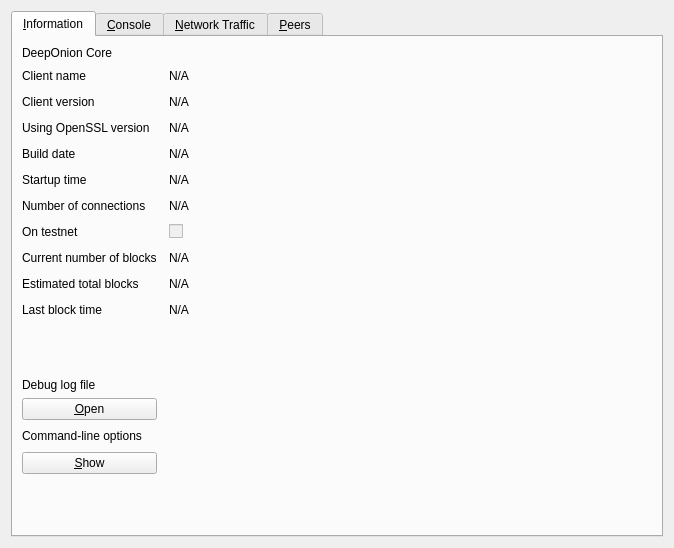
The window that src/qt/forms/rpcconsole.ui (deeponion/deeponion-legacy) describes before a commit, drawn with Qt 5.
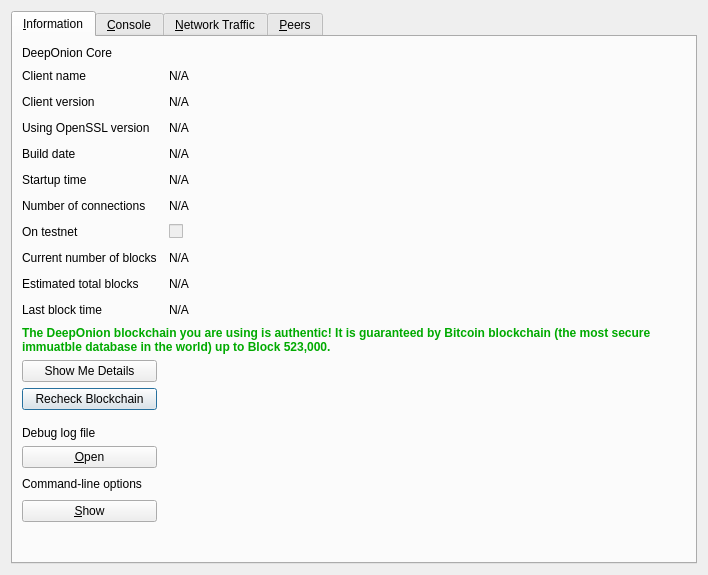
The same window after the commit. The open tabs and pages were chosen to show the change. Icons and pictures are not drawn. Custom widgets are drawn as their Qt base class.

Commit message: added bitcoin blockchain related info and check

The edit to the form file:
```diff
--- a/src/qt/forms/rpcconsole.ui
+++ b/src/qt/forms/rpcconsole.ui
@@ -6,8 +6,8 @@
    <rect>
     <x>0</x>
     <y>0</y>
-    <width>674</width>
-    <height>548</height>
+    <width>708</width>
+    <height>575</height>
    </rect>
   </property>
   <property name="windowTitle">
@@ -26,191 +26,10 @@
       <attribute name="title">
        <string>&amp;Information</string>
       </attribute>
-      <layout class="QGridLayout" name="gridLayout" columnstretch="0,1,0,0">
+      <layout class="QGridLayout" name="gridLayout" columnstretch="0,0,0,0">
        <property name="horizontalSpacing">
         <number>12</number>
        </property>
-       <item row="12" column="0">
-        <widget class="QLabel" name="label_2">
-         <property name="text">
-          <string>Last block time</string>
-         </property>
-        </widget>
-       </item>
-       <item row="8" column="1">
-        <widget class="QCheckBox" name="isTestNet">
-         <property name="enabled">
-          <bool>false</bool>
-         </property>
-         <property name="text">
-          <string/>
-         </property>
-        </widget>
-       </item>
-       <item row="11" column="1">
-        <widget class="QLabel" name="totalBlocks">
-         <property name="cursor">
-          <cursorShape>IBeamCursor</cursorShape>
-         </property>
-         <property name="text">
-          <string>N/A</string>
-         </property>
-         <property name="textFormat">
-          <enum>Qt::PlainText</enum>
-         </property>
-         <property name="textInteractionFlags">
-          <set>Qt::LinksAccessibleByMouse|Qt::TextSelectableByKeyboard|Qt::TextSelectableByMouse</set>
-         </property>
-        </widget>
-       </item>
-       <item row="10" column="0">
-        <widget class="QLabel" name="label_3">
-         <property name="text">
-          <string>Current number of blocks</string>
-         </property>
-        </widget>
-       </item>
-       <item row="7" column="1">
-        <widget class="QLabel" name="numberOfConnections">
-         <property name="cursor">
-          <cursorShape>IBeamCursor</cursorShape>
-         </property>
-         <property name="text">
-          <string>N/A</string>
-         </property>
-         <property name="textFormat">
-          <enum>Qt::PlainText</enum>
-         </property>
-         <property name="textInteractionFlags">
-          <set>Qt::LinksAccessibleByMouse|Qt::TextSelectableByKeyboard|Qt::TextSelectableByMouse</set>
-         </property>
-        </widget>
-       </item>
-       <item row="7" column="0">
-        <widget class="QLabel" name="label_7">
-         <property name="text">
-          <string>Number of connections</string>
-         </property>
-        </widget>
-       </item>
-       <item row="10" column="1">
-        <widget class="QLabel" name="numberOfBlocks">
-         <property name="cursor">
-          <cursorShape>IBeamCursor</cursorShape>
-         </property>
-         <property name="text">
-          <string>N/A</string>
-         </property>
-         <property name="textFormat">
-          <enum>Qt::PlainText</enum>
-         </property>
-         <property name="textInteractionFlags">
-          <set>Qt::LinksAccessibleByMouse|Qt::TextSelectableByKeyboard|Qt::TextSelectableByMouse</set>
-         </property>
-        </widget>
-       </item>
-       <item row="8" column="0">
-        <widget class="QLabel" name="label_8">
-         <property name="text">
-          <string>On testnet</string>
-         </property>
-        </widget>
-       </item>
-       <item row="11" column="0">
-        <widget class="QLabel" name="label_41">
-         <property name="text">
-          <string>Estimated total blocks</string>
-         </property>
-        </widget>
-       </item>
-       <item row="4" column="2">
-        <spacer name="horizontalSpacer">
-         <property name="orientation">
-          <enum>Qt::Horizontal</enum>
-         </property>
-         <property name="sizeHint" stdset="0">
-          <size>
-           <width>40</width>
-           <height>20</height>
-          </size>
-         </property>
-        </spacer>
-       </item>
-       <item row="1" column="2">
-        <spacer name="horizontalSpacer_2">
-         <property name="orientation">
-          <enum>Qt::Horizontal</enum>
-         </property>
-         <property name="sizeHint" stdset="0">
-          <size>
-           <width>40</width>
-           <height>20</height>
-          </size>
-         </property>
-        </spacer>
-       </item>
-       <item row="2" column="2">
-        <spacer name="horizontalSpacer_3">
-         <property name="orientation">
-          <enum>Qt::Horizontal</enum>
-         </property>
-         <property name="sizeHint" stdset="0">
-          <size>
-           <width>40</width>
-           <height>20</height>
-          </size>
-         </property>
-        </spacer>
-       </item>
-       <item row="3" column="2">
-        <spacer name="horizontalSpacer_4">
-         <property name="orientation">
-          <enum>Qt::Horizontal</enum>
-         </property>
-         <property name="sizeHint" stdset="0">
-          <size>
-           <width>40</width>
-           <height>20</height>
-          </size>
-         </property>
-        </spacer>
-       </item>
-       <item row="4" column="0">
-        <widget class="QLabel" name="label_12">
-         <property name="text">
-          <string>Build date</string>
-         </property>
-        </widget>
-       </item>
-       <item row="3" column="1">
-        <widget class="QLabel" name="openSSLVersion">
-         <property name="cursor">
-          <cursorShape>IBeamCursor</cursorShape>
-         </property>
-         <property name="text">
-          <string>N/A</string>
-         </property>
-         <property name="textFormat">
-          <enum>Qt::PlainText</enum>
-         </property>
-         <property name="textInteractionFlags">
-          <set>Qt::LinksAccessibleByMouse|Qt::TextSelectableByKeyboard|Qt::TextSelectableByMouse</set>
-         </property>
-        </widget>
-       </item>
-       <item row="0" column="0">
-        <widget class="QLabel" name="label_9">
-         <property name="font">
-          <font>
-           <weight>50</weight>
-           <bold>false</bold>
-          </font>
-         </property>
-         <property name="text">
-          <string>DeepOnion Core</string>
-         </property>
-        </widget>
-       </item>
        <item row="2" column="0">
         <widget class="QLabel" name="label_6">
          <property name="text">
@@ -232,19 +51,16 @@
          </property>
         </widget>
        </item>
-       <item row="2" column="1">
-        <widget class="QLabel" name="clientVersion">
-         <property name="cursor">
-          <cursorShape>IBeamCursor</cursorShape>
+       <item row="0" column="0">
+        <widget class="QLabel" name="label_9">
+         <property name="font">
+          <font>
+           <weight>50</weight>
+           <bold>false</bold>
+          </font>
          </property>
          <property name="text">
-          <string>N/A</string>
-         </property>
-         <property name="textFormat">
-          <enum>Qt::PlainText</enum>
-         </property>
-         <property name="textInteractionFlags">
-          <set>Qt::LinksAccessibleByMouse|Qt::TextSelectableByKeyboard|Qt::TextSelectableByMouse</set>
+          <string>DeepOnion Core</string>
          </property>
         </widget>
        </item>
@@ -280,6 +96,22 @@
          </property>
         </widget>
        </item>
+       <item row="2" column="1">
+        <widget class="QLabel" name="clientVersion">
+         <property name="cursor">
+          <cursorShape>IBeamCursor</cursorShape>
+         </property>
+         <property name="text">
+          <string>N/A</string>
+         </property>
+         <property name="textFormat">
+          <enum>Qt::PlainText</enum>
+         </property>
+         <property name="textInteractionFlags">
+          <set>Qt::LinksAccessibleByMouse|Qt::TextSelectableByKeyboard|Qt::TextSelectableByMouse</set>
+         </property>
+        </widget>
+       </item>
        <item row="5" column="0">
         <widget class="QLabel" name="label_13">
          <property name="text">
@@ -287,6 +119,32 @@
          </property>
         </widget>
        </item>
+       <item row="17" column="0">
+        <spacer name="verticalSpacer_2">
+         <property name="orientation">
+          <enum>Qt::Vertical</enum>
+         </property>
+         <property name="sizeHint" stdset="0">
+          <size>
+           <width>20</width>
+           <height>20</height>
+          </size>
+         </property>
+        </spacer>
+       </item>
+       <item row="18" column="0">
+        <widget class="QLabel" name="labelDebugLogfile">
+         <property name="font">
+          <font>
+           <weight>50</weight>
+           <bold>false</bold>
+          </font>
+         </property>
+         <property name="text">
+          <string>Debug log file</string>
+         </property>
+        </widget>
+       </item>
        <item row="5" column="1">
         <widget class="QLabel" name="startupTime">
          <property name="cursor">
@@ -332,33 +190,20 @@
          </property>
         </widget>
        </item>
-       <item row="13" column="0">
-        <spacer name="verticalSpacer_2">
-         <property name="orientation">
-          <enum>Qt::Vertical</enum>
-         </property>
-         <property name="sizeHint" stdset="0">
-          <size>
-           <width>20</width>
-           <height>20</height>
-          </size>
-         </property>
-        </spacer>
-       </item>
-       <item row="14" column="0">
-        <widget class="QLabel" name="labelDebugLogfile">
-         <property name="font">
-          <font>
-           <weight>50</weight>
-           <bold>false</bold>
-          </font>
+       <item row="21" column="0">
+        <widget class="QPushButton" name="showCLOptionsButton">
+         <property name="toolTip">
+          <string>Show the DeepOnion-Qt help message to get a list with possible DeepOnion command-line options.</string>
          </property>
          <property name="text">
-          <string>Debug log file</string>
+          <string>&amp;Show</string>
+         </property>
+         <property name="autoDefault">
+          <bool>false</bool>
          </property>
         </widget>
        </item>
-       <item row="15" column="0">
+       <item row="19" column="0">
         <widget class="QPushButton" name="openDebugLogfileButton">
          <property name="toolTip">
           <string>Open the DeepOnion debug log file from the current data directory. This can take a few seconds for large log files.</string>
@@ -371,7 +216,7 @@
          </property>
         </widget>
        </item>
-       <item row="16" column="0">
+       <item row="20" column="0">
         <widget class="QLabel" name="labelCLOptions">
          <property name="font">
           <font>
@@ -384,32 +229,6 @@
          </property>
         </widget>
        </item>
-       <item row="17" column="0">
-        <widget class="QPushButton" name="showCLOptionsButton">
-         <property name="toolTip">
-          <string>Show the DeepOnion-Qt help message to get a list with possible DeepOnion command-line options.</string>
-         </property>
-         <property name="text">
-          <string>&amp;Show</string>
-         </property>
-         <property name="autoDefault">
-          <bool>false</bool>
-         </property>
-        </widget>
-       </item>
-       <item row="18" column="0">
-        <spacer name="verticalSpacer">
-         <property name="orientation">
-          <enum>Qt::Vertical</enum>
-         </property>
-         <property name="sizeHint" stdset="0">
-          <size>
-           <width>20</width>
-           <height>40</height>
-          </size>
-         </property>
-        </spacer>
-       </item>
        <item row="8" column="2">
         <spacer name="horizontalSpacer_8">
          <property name="orientation">
@@ -436,6 +255,19 @@
          </property>
         </spacer>
        </item>
+       <item row="22" column="0">
+        <spacer name="verticalSpacer">
+         <property name="orientation">
+          <enum>Qt::Vertical</enum>
+         </property>
+         <property name="sizeHint" stdset="0">
+          <size>
+           <width>20</width>
+           <height>40</height>
+          </size>
+         </property>
+        </spacer>
+       </item>
        <item row="10" column="2">
         <spacer name="horizontalSpacer_10">
          <property name="orientation">
@@ -449,6 +281,19 @@
          </property>
         </spacer>
        </item>
+       <item row="21" column="2">
+        <spacer name="horizontalSpacer_15">
+         <property name="orientation">
+          <enum>Qt::Horizontal</enum>
+         </property>
+         <property name="sizeHint" stdset="0">
+          <size>
+           <width>40</width>
+           <height>20</height>
+          </size>
+         </property>
+        </spacer>
+       </item>
        <item row="11" column="2">
         <spacer name="horizontalSpacer_11">
          <property name="orientation">
@@ -462,6 +307,19 @@
          </property>
         </spacer>
        </item>
+       <item row="20" column="2">
+        <spacer name="horizontalSpacer_14">
+         <property name="orientation">
+          <enum>Qt::Horizontal</enum>
+         </property>
+         <property name="sizeHint" stdset="0">
+          <size>
+           <width>40</width>
+           <height>20</height>
+          </size>
+         </property>
+        </spacer>
+       </item>
        <item row="12" column="2">
         <spacer name="horizontalSpacer_12">
          <property name="orientation">
@@ -475,7 +333,7 @@
          </property>
         </spacer>
        </item>
-       <item row="15" column="2">
+       <item row="19" column="2">
         <spacer name="horizontalSpacer_13">
          <property name="orientation">
           <enum>Qt::Horizontal</enum>
@@ -488,33 +346,7 @@
          </property>
         </spacer>
        </item>
-       <item row="16" column="2">
-        <spacer name="horizontalSpacer_14">
-         <property name="orientation">
-          <enum>Qt::Horizontal</enum>
-         </property>
-         <property name="sizeHint" stdset="0">
-          <size>
-           <width>40</width>
-           <height>20</height>
-          </size>
-         </property>
-        </spacer>
-       </item>
-       <item row="17" column="2">
-        <spacer name="horizontalSpacer_15">
-         <property name="orientation">
-          <enum>Qt::Horizontal</enum>
-         </property>
-         <property name="sizeHint" stdset="0">
-          <size>
-           <width>40</width>
-           <height>20</height>
-          </size>
-         </property>
-        </spacer>
-       </item>
-       <item row="15" column="3" rowspan="3">
+       <item row="19" column="3" rowspan="3">
         <widget class="QLabel" name="label_15">
          <property name="text">
           <string/>
@@ -527,6 +359,204 @@
          </property>
         </widget>
        </item>
+       <item row="8" column="1">
+        <widget class="QCheckBox" name="isTestNet">
+         <property name="enabled">
+          <bool>false</bool>
+         </property>
+         <property name="text">
+          <string/>
+         </property>
+        </widget>
+       </item>
+       <item row="12" column="0">
+        <widget class="QLabel" name="label_2">
+         <property name="text">
+          <string>Last block time</string>
+         </property>
+        </widget>
+       </item>
+       <item row="7" column="0">
+        <widget class="QLabel" name="label_7">
+         <property name="text">
+          <string>Number of connections</string>
+         </property>
+        </widget>
+       </item>
+       <item row="11" column="1">
+        <widget class="QLabel" name="totalBlocks">
+         <property name="cursor">
+          <cursorShape>IBeamCursor</cursorShape>
+         </property>
+         <property name="text">
+          <string>N/A</string>
+         </property>
+         <property name="textFormat">
+          <enum>Qt::PlainText</enum>
+         </property>
+         <property name="textInteractionFlags">
+          <set>Qt::LinksAccessibleByMouse|Qt::TextSelectableByKeyboard|Qt::TextSelectableByMouse</set>
+         </property>
+        </widget>
+       </item>
+       <item row="10" column="0">
+        <widget class="QLabel" name="label_3">
+         <property name="text">
+          <string>Current number of blocks</string>
+         </property>
+        </widget>
+       </item>
+       <item row="7" column="1">
+        <widget class="QLabel" name="numberOfConnections">
+         <property name="cursor">
+          <cursorShape>IBeamCursor</cursorShape>
+         </property>
+         <property name="text">
+          <string>N/A</string>
+         </property>
+         <property name="textFormat">
+          <enum>Qt::PlainText</enum>
+         </property>
+         <property name="textInteractionFlags">
+          <set>Qt::LinksAccessibleByMouse|Qt::TextSelectableByKeyboard|Qt::TextSelectableByMouse</set>
+         </property>
+        </widget>
+       </item>
+       <item row="10" column="1">
+        <widget class="QLabel" name="numberOfBlocks">
+         <property name="cursor">
+          <cursorShape>IBeamCursor</cursorShape>
+         </property>
+         <property name="text">
+          <string>N/A</string>
+         </property>
+         <property name="textFormat">
+          <enum>Qt::PlainText</enum>
+         </property>
+         <property name="textInteractionFlags">
+          <set>Qt::LinksAccessibleByMouse|Qt::TextSelectableByKeyboard|Qt::TextSelectableByMouse</set>
+         </property>
+        </widget>
+       </item>
+       <item row="8" column="0">
+        <widget class="QLabel" name="label_8">
+         <property name="text">
+          <string>On testnet</string>
+         </property>
+        </widget>
+       </item>
+       <item row="11" column="0">
+        <widget class="QLabel" name="label_41">
+         <property name="text">
+          <string>Estimated total blocks</string>
+         </property>
+        </widget>
+       </item>
+       <item row="4" column="2">
+        <spacer name="horizontalSpacer">
+         <property name="orientation">
+          <enum>Qt::Horizontal</enum>
+         </property>
+         <property name="sizeHint" stdset="0">
+          <size>
+           <width>40</width>
+           <height>20</height>
+          </size>
+         </property>
+        </spacer>
+       </item>
+       <item row="1" column="2">
+        <spacer name="horizontalSpacer_2">
+         <property name="orientation">
+          <enum>Qt::Horizontal</enum>
+         </property>
+         <property name="sizeHint" stdset="0">
+          <size>
+           <width>40</width>
+           <height>20</height>
+          </size>
+         </property>
+        </spacer>
+       </item>
+       <item row="3" column="1">
+        <widget class="QLabel" name="openSSLVersion">
+         <property name="cursor">
+          <cursorShape>IBeamCursor</cursorShape>
+         </property>
+         <property name="text">
+          <string>N/A</string>
+         </property>
+         <property name="textFormat">
+          <enum>Qt::PlainText</enum>
+         </property>
+         <property name="textInteractionFlags">
+          <set>Qt::LinksAccessibleByMouse|Qt::TextSelectableByKeyboard|Qt::TextSelectableByMouse</set>
+         </property>
+        </widget>
+       </item>
+       <item row="4" column="0">
+        <widget class="QLabel" name="label_12">
+         <property name="text">
+          <string>Build date</string>
+         </property>
+        </widget>
+       </item>
+       <item row="3" column="2">
+        <spacer name="horizontalSpacer_4">
+         <property name="orientation">
+          <enum>Qt::Horizontal</enum>
+         </property>
+         <property name="sizeHint" stdset="0">
+          <size>
+           <width>40</width>
+           <height>20</height>
+          </size>
+         </property>
+        </spacer>
+       </item>
+       <item row="2" column="2">
+        <spacer name="horizontalSpacer_3">
+         <property name="orientation">
+          <enum>Qt::Horizontal</enum>
+         </property>
+         <property name="sizeHint" stdset="0">
+          <size>
+           <width>40</width>
+           <height>20</height>
+          </size>
+         </property>
+        </spacer>
+       </item>
+       <item row="14" column="0" colspan="3">
+        <widget class="QLabel" name="labelBlockchainInfo">
+         <property name="styleSheet">
+          <string notr="true">color: rgb(0, 170, 0);</string>
+         </property>
+         <property name="text">
+          <string>&lt;html&gt;&lt;head/&gt;&lt;body&gt;&lt;p&gt;&lt;span style=&quot; font-weight:600; color:#00aa00;&quot;&gt;The DeepOnion blockchain you are using is authentic! It is guaranteed by Bitcoin blockchain (the most secure immuatble database in the world) up to Block 523,000.&lt;/span&gt;&lt;/p&gt;&lt;/body&gt;&lt;/html&gt;</string>
+         </property>
+         <property name="textFormat">
+          <enum>Qt::RichText</enum>
+         </property>
+         <property name="wordWrap">
+          <bool>true</bool>
+         </property>
+        </widget>
+       </item>
+       <item row="16" column="0">
+        <widget class="QPushButton" name="recheckBlockchainButton">
+         <property name="text">
+          <string>Recheck Blockchain</string>
+         </property>
+        </widget>
+       </item>
+       <item row="15" column="0">
+        <widget class="QPushButton" name="showMeDetailsButton">
+         <property name="text">
+          <string>Show Me Details</string>
+         </property>
+        </widget>
+       </item>
       </layout>
      </widget>
      <widget class="QWidget" name="tab_console">
```
Left out of the diff: 8 changed lines with no effect on the pictures. The commit also changes 9 other files.
